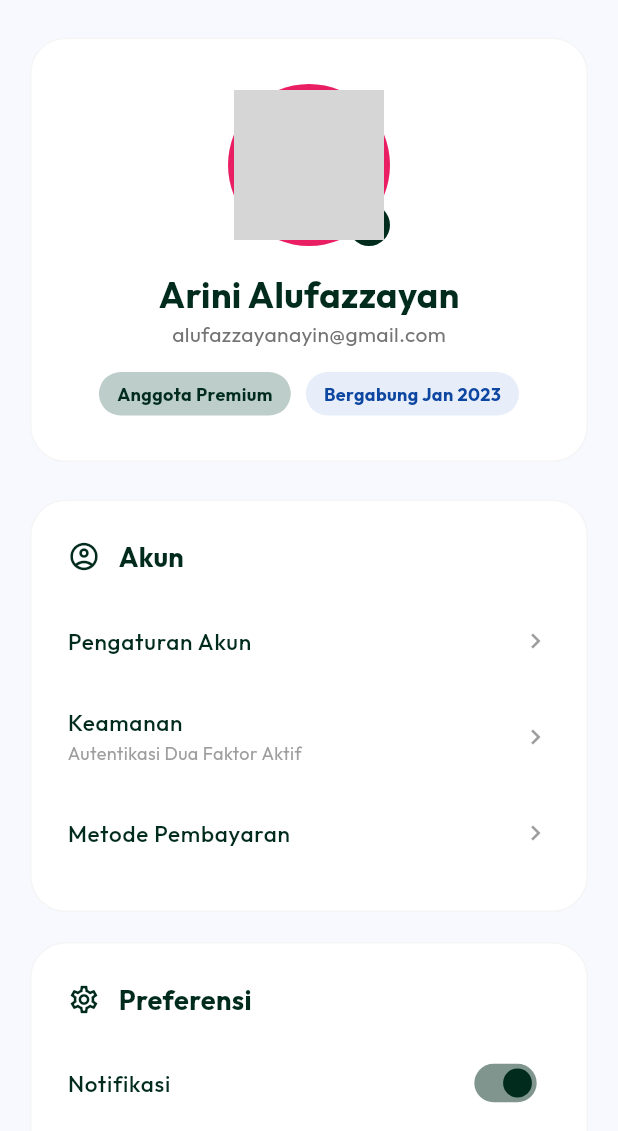
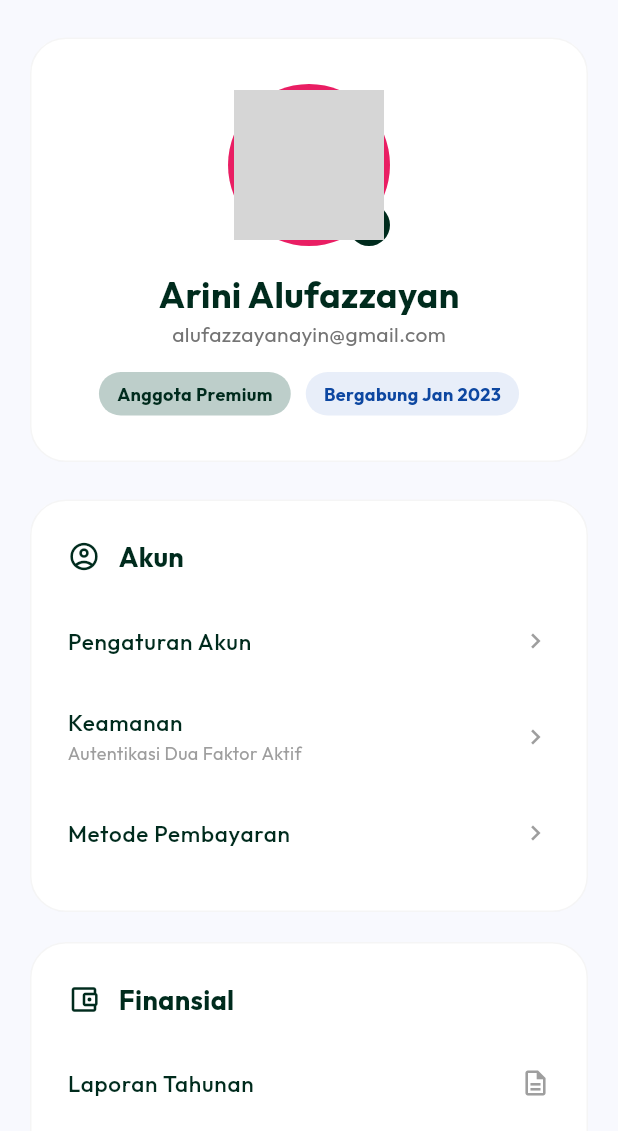
Before and after one commit to alufazzayanarini-12/uas_projek_mobile, a Flutter app: the ProfileScreen screen opened directly, on a phone screen of 412 x 824 dp, the part 105-1236 px from its top. Run offline on Flutter 3.47's test engine with Material 3 defaults, Android fonts, the light colour scheme and no system bars; our stand-ins replace fl_chart, google_fonts, image_picker, shared_preferences, sqflite, sqflite_common_ffi and 1 more; accounts and stored records are empty; grey boxes are pictures that could not be loaded.

Commit message:
melakukan perubahan

```diff
--- a/lib/providers/settings_provider.dart
+++ b/lib/providers/settings_provider.dart
@@ -12,6 +12,7 @@ class SettingsProvider with ChangeNotifier {
   double _dailyPocketMoney = 50000.0; // Uang saku harian default
   double _foodLimit = 500000.0; // Limit Makan dan Minum
   double _transportLimit = 150000.0; // Limit Transportasi dan Bensin
+  double _monthlyTransactionLimit = 50000000.0; // Limit Transaksi Bulanan
 
   bool get isBalanceHidden => _isBalanceHidden;
   bool get isAppLockEnabled => _isAppLockEnabled;
@@ -22,6 +23,7 @@ class SettingsProvider with ChangeNotifier {
   double get dailyPocketMoney => _dailyPocketMoney;
   double get foodLimit => _foodLimit;
   double get transportLimit => _transportLimit;
+  double get monthlyTransactionLimit => _monthlyTransactionLimit;
 
   bool get isPinEnabled => _isAppLockEnabled;
 
@@ -40,6 +42,7 @@ class SettingsProvider with ChangeNotifier {
     _dailyPocketMoney = prefs.getDouble('daily_pocket_money') ?? 50000.0;
     _foodLimit = prefs.getDouble('food_limit') ?? 500000.0;
     _transportLimit = prefs.getDouble('transport_limit') ?? 150000.0;
+    _monthlyTransactionLimit = prefs.getDouble('monthly_transaction_limit') ?? 50000000.0;
     notifyListeners();
   }
 
@@ -106,6 +109,13 @@ class SettingsProvider with ChangeNotifier {
     notifyListeners();
   }
 
+  Future<void> setMonthlyTransactionLimit(double value) async {
+    _monthlyTransactionLimit = value;
+    final prefs = await SharedPreferences.getInstance();
+    await prefs.setDouble('monthly_transaction_limit', value);
+    notifyListeners();
+  }
+
   ImageProvider getProfileImageProvider() {
     if (_profileImagePath != null && File(_profileImagePath!).existsSync()) {
       return FileImage(File(_profileImagePath!));
--- a/lib/screens/profile_screen.dart
+++ b/lib/screens/profile_screen.dart
@@ -103,29 +103,7 @@ class _ProfileScreenState extends State<ProfileScreen> {
                     _buildListTile('Metode Pembayaran', textColor),
                   ],
                 ),
-                const SizedBox(height: 20),
-                _buildSection(
-                  title: 'Preferensi',
-                  icon: Icons.settings_outlined,
-                  isDark: isDark,
-                  textColor: textColor,
-                  cardColor: cardColor,
-                  items: [
-                    _buildSwitchTile('Notifikasi', _isNotificationEnabled, (v) => setState(() => _isNotificationEnabled = v), textColor, isDark),
-                    _buildListTile(
-                      'Bahasa',
-                      textColor,
-                      subtitle: 'Indonesia',
-                      onTap: () {
-                        Navigator.push(
-                          context,
-                          MaterialPageRoute(builder: (context) => const LanguageSettingsScreen()),
-                        );
-                      },
-                    ),
-                    _buildSwitchTile('Mode Gelap', settings.isDarkMode, (v) => settings.toggleDarkMode(v), textColor, isDark),
-                  ],
-                ),
+
                 const SizedBox(height: 20),
                 _buildSection(
                   title: 'Finansial',
```
